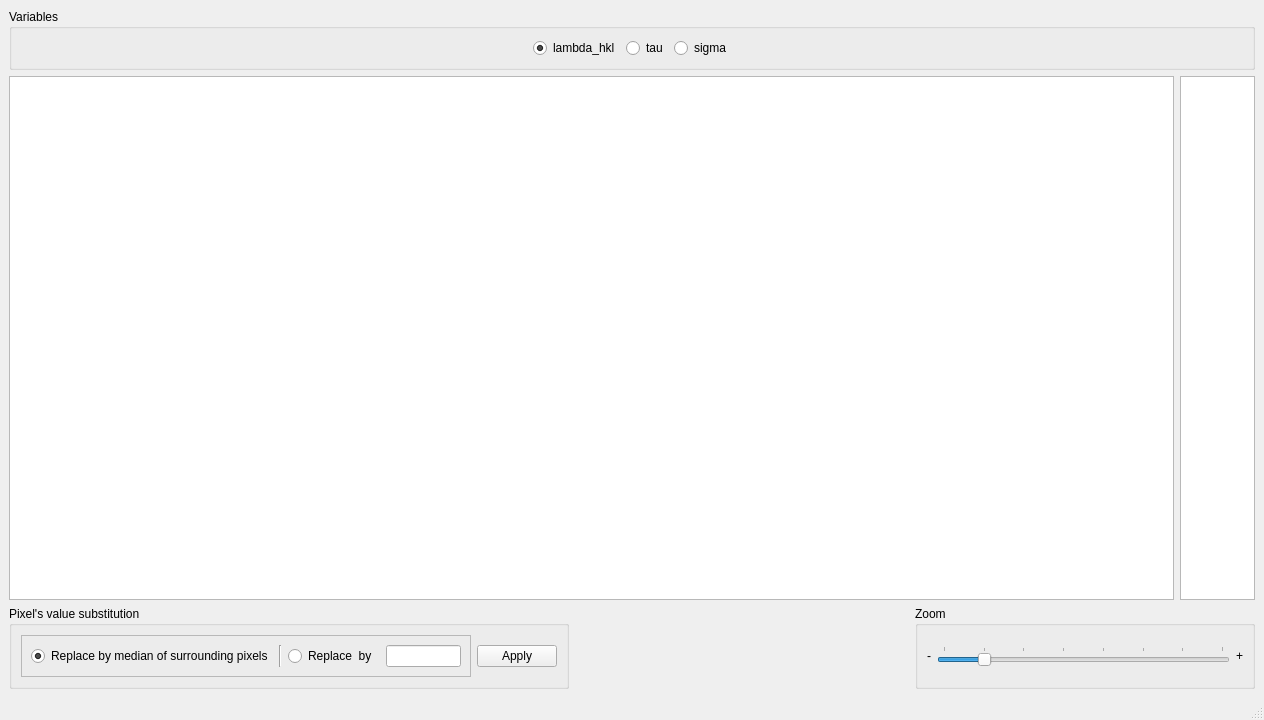
First picture: the form in ibeatles/ui/ui_fittingVariablesKropff.ui, repository ornlneutronimaging/iBeatles, before the edit.
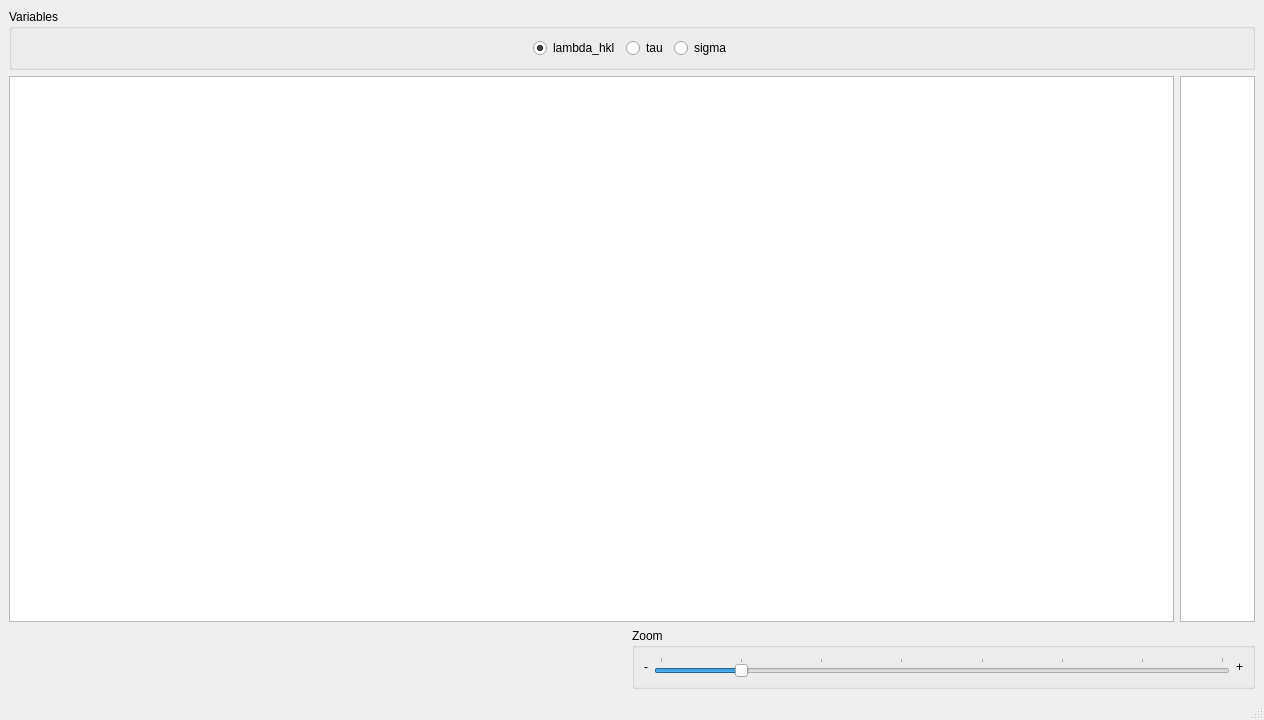
Second picture: the form after the edit.

Commit message: Simplification of right click and added median filter there. this refs #159

The edit to the form file:
```diff
--- a/ibeatles/ui/ui_fittingVariablesKropff.ui
+++ b/ibeatles/ui/ui_fittingVariablesKropff.ui
@@ -147,74 +147,6 @@
     </item>
     <item>
      <layout class="QHBoxLayout" name="horizontalLayout_5">
-      <item>
-       <widget class="QGroupBox" name="groupBox_2">
-        <property name="title">
-         <string>Pixel's value substitution</string>
-        </property>
-        <layout class="QHBoxLayout" name="horizontalLayout_4">
-         <item>
-          <widget class="QFrame" name="frame">
-           <property name="frameShape">
-            <enum>QFrame::StyledPanel</enum>
-           </property>
-           <property name="frameShadow">
-            <enum>QFrame::Raised</enum>
-           </property>
-           <layout class="QHBoxLayout" name="horizontalLayout_6">
-            <item>
-             <widget class="QRadioButton" name="replace_by_median_radioButton">
-              <property name="text">
-               <string>Replace by median of surrounding pixels</string>
-              </property>
-              <property name="checked">
-               <bool>true</bool>
-              </property>
-             </widget>
-            </item>
-            <item>
-             <widget class="Line" name="line">
-              <property name="orientation">
-               <enum>Qt::Vertical</enum>
-              </property>
-             </widget>
-            </item>
-            <item>
-             <widget class="QRadioButton" name="replace_by_value_radioButton">
-              <property name="text">
-               <string>Replace  by </string>
-              </property>
-             </widget>
-            </item>
-            <item>
-             <widget class="QLineEdit" name="replace_by_value_lineEdit">
-              <property name="minimumSize">
-               <size>
-                <width>75</width>
-                <height>0</height>
-               </size>
-              </property>
-              <property name="maximumSize">
-               <size>
-                <width>75</width>
-                <height>16777215</height>
-               </size>
-              </property>
-             </widget>
-            </item>
-           </layout>
-          </widget>
-         </item>
-         <item>
-          <widget class="QPushButton" name="apply_pushButton">
-           <property name="text">
-            <string>Apply</string>
-           </property>
-          </widget>
-         </item>
-        </layout>
-       </widget>
-      </item>
       <item>
        <spacer name="horizontalSpacer">
         <property name="orientation">
```
The commit also changes 2 other files.
